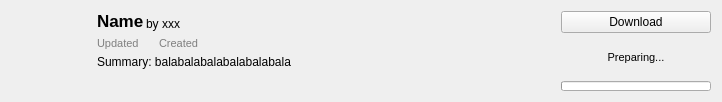
First picture: the form in src/ui/curseforge/curseforgemoditemwidget.ui, repository kaniol-lck/modmanager, before the edit.
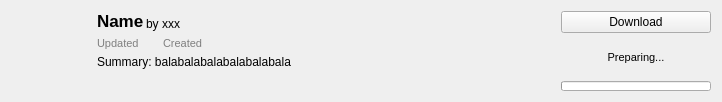
Second picture: the form after the edit. Icons and pictures are not drawn.

The edit to the form file:
```diff
--- a/src/ui/curseforge/curseforgemoditemwidget.ui
+++ b/src/ui/curseforge/curseforgemoditemwidget.ui
@@ -207,7 +207,23 @@
       </layout>
      </item>
      <item>
+      <widget class="QWidget" name="modDateTime" native="true">
       <layout class="QHBoxLayout" name="horizontalLayout_2">
+        <property name="spacing">
+         <number>4</number>
+        </property>
+        <property name="leftMargin">
+         <number>0</number>
+        </property>
+        <property name="topMargin">
+         <number>0</number>
+        </property>
+        <property name="rightMargin">
+         <number>0</number>
+        </property>
+        <property name="bottomMargin">
+         <number>0</number>
+        </property>
        <item>
         <widget class="QLabel" name="label">
          <property name="font">
@@ -298,6 +314,7 @@
         </spacer>
        </item>
       </layout>
+      </widget>
      </item>
      <item>
       <widget class="QLabel" name="modSummary">
```
Left out of the diff: 4 changed lines with no effect on the pictures. Lines whose indentation alone changed are shown as unchanged.
